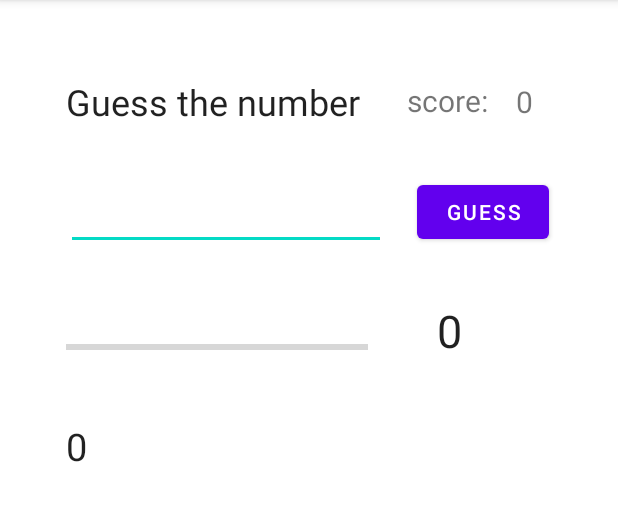
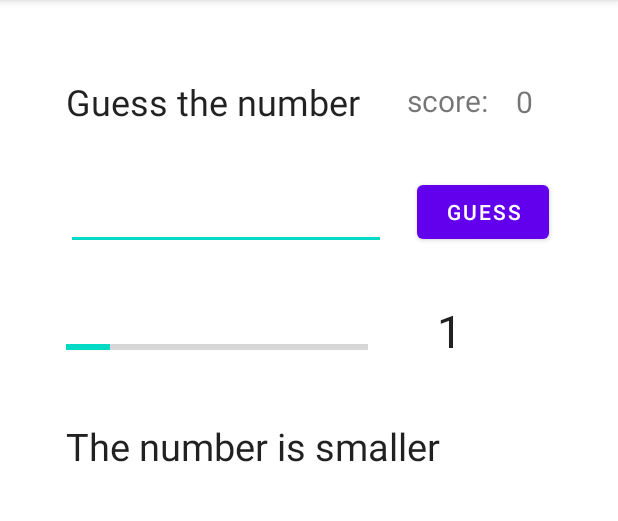
Before and after one commit to antara-walid/RandomMobileGame, an Android app: the screen it shows after launch (MainActivity), after a tap on "GUESS", on a phone screen of 412 x 824 dp, the part 84-605 px from its top. Run offline under Robolectric (Android 15) with nearby library versions, the phone set to English and light mode, and no system bars; 1 statement that could not run was skipped.

Commit message:
create version 1 of random game

```diff
--- a/app/src/main/java/com/example/randomgame/MainActivity.java
+++ b/app/src/main/java/com/example/randomgame/MainActivity.java
@@ -3,15 +3,31 @@ package com.example.randomgame;
 import androidx.appcompat.app.AppCompatActivity;
 
 import android.os.Bundle;
+import android.util.Log;
 import android.view.View;
 import android.widget.Button;
 import android.widget.EditText;
+import android.widget.ListView;
+import android.widget.ProgressBar;
 import android.widget.TextView;
+
+import java.util.ArrayList;
+import java.util.List;
 
 public class MainActivity extends AppCompatActivity {
     private Button buttonGuess;
     private EditText editTextNumber;
+    private TextView textViewScoreNumber;
     private TextView textViewMessage;
+    private ProgressBar progressBarAttempt;
+    private TextView textViewAttempt;
+    private ListView listViewAttempts;
+
+    private int secretNumber;
+    private int counter;
+    private int score;
+    private List<String> listOfAttempts = new ArrayList<>();
+    private int maxAttempts = 7;
 
     @Override
     protected void onCreate(Bundle savedInstanceState) {
@@ -20,15 +36,57 @@ public class MainActivity extends AppCompatActivity {
 
         buttonGuess = findViewById(R.id.buttonGuess);
         editTextNumber = findViewById(R.id.editTextNumber);
+        textViewScoreNumber = findViewById(R.id.textViewScoreNumber);
         textViewMessage = findViewById(R.id.textViewMessage);
+
+        progressBarAttempt = findViewById(R.id.progressBarAttempt);
+        textViewAttempt = findViewById(R.id.textViewAttempt);
+        listViewAttempts = findViewById(R.id.listViewAttempts);
+
+        init();
+
 
         buttonGuess.setOnClickListener(new View.OnClickListener() {
             @Override
             public void onClick(View view) {
+
+
                 int number = Integer.parseInt(editTextNumber.getText().toString());
-                int result = number *2;
-                textViewMessage.setText(String.valueOf(result ) );
+
+                // check if nbr is bigger or smaller or equals secret nbr
+                if (number > secretNumber) {
+                    textViewMessage.setText(R.string.bigger_value);
+                } else if (number < secretNumber) {
+                    textViewMessage.setText(R.string.smaller_value);
+                } else {
+                    textViewMessage.setText(R.string.winning_message);
+                    score += 5;
+                    textViewScoreNumber.setText(String.valueOf(score));
+                    playAgain();
+                }
+
+                textViewAttempt.setText(String.valueOf(counter));
+                progressBarAttempt.setProgress(counter);
+                counter++;
+                if (counter == maxAttempts) {
+                    playAgain();
+                }
             }
+
         });
     }
+
+    private void init() {
+        // generate random number between 1 and 20
+        secretNumber = 1 + (int) (Math.random() * 20);
+        Log.i("secret", String.valueOf(secretNumber));
+        counter = 1;
+        textViewAttempt.setText(String.valueOf(counter));
+        progressBarAttempt.setProgress(counter);
+        progressBarAttempt.setMax(maxAttempts);
+    }
+
+    private void playAgain() {
+        Log.i("myLogs", "play again");
+    }
 }
--- a/app/src/main/res/layout/activity_main.xml
+++ b/app/src/main/res/layout/activity_main.xml
@@ -73,7 +73,7 @@
         android:layout_marginTop="187dp" />
 
     <TextView
-        android:id="@+id/textViewAttemptScore"
+        android:id="@+id/textViewAttempt"
         android:layout_width="64dp"
         android:layout_height="52dp"
         android:layout_alignParentStart="true"
--- a/app/src/main/res/values/strings.xml
+++ b/app/src/main/res/values/strings.xml
@@ -4,5 +4,8 @@
     <string name="str_score">score:</string>
     <string name="str_0">0</string>
     <string name="str_guess">Guess</string>
-    <string name="str_message">message</string>
+    <string name="str_message">...</string>
+    <string name="bigger_value">The number is bigger</string>
+    <string name="smaller_value">The number is smaller</string>
+    <string name="winning_message">Congrats you won !!</string>
 </resources>
```
